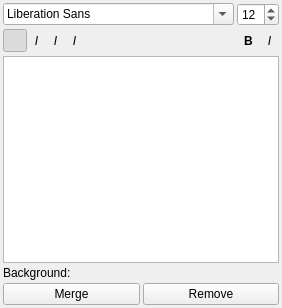
Before: the Qt Designer form src/client/ui/textsettings.ui in drawpile/Drawpile, drawn with Qt 5.
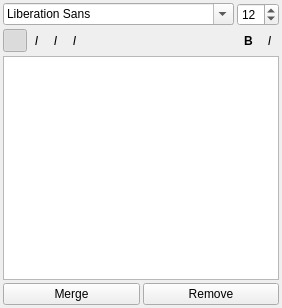
After: the same form once the commit is applied. Icons and pictures are not drawn. Custom widgets are drawn as their Qt base class.

Commit message: Fix annotation edit box UI bugs

What changed in the file:
```diff
--- a/src/client/ui/textsettings.ui
+++ b/src/client/ui/textsettings.ui
@@ -182,6 +182,32 @@
        </property>
       </spacer>
      </item>
+     <item>
+      <widget class="ColorButton" name="btnBackground">
+       <property name="minimumSize">
+        <size>
+         <width>24</width>
+         <height>24</height>
+        </size>
+       </property>
+       <property name="toolTip">
+        <string>Background color</string>
+       </property>
+       <property name="autoRaise">
+        <bool>true</bool>
+       </property>
+       <property name="color">
+        <color>
+         <red>0</red>
+         <green>0</green>
+         <blue>0</blue>
+        </color>
+       </property>
+       <property name="setAlpha" stdset="0">
+        <bool>true</bool>
+       </property>
+      </widget>
+     </item>
      <item>
       <widget class="ColorButton" name="btnTextColor">
        <property name="minimumSize">
@@ -190,6 +216,12 @@
          <height>24</height>
         </size>
        </property>
+       <property name="toolTip">
+        <string>Text color</string>
+       </property>
+       <property name="autoRaise">
+        <bool>true</bool>
+       </property>
        <property name="setAlpha" stdset="0">
         <bool>true</bool>
        </property>
@@ -251,37 +283,6 @@
    <item>
     <widget class="QTextEdit" name="content"/>
    </item>
-   <item>
-    <layout class="QHBoxLayout" name="horizontalLayout">
-     <item>
-      <widget class="QLabel" name="label_2">
-       <property name="text">
-        <string>Background:</string>
-       </property>
-      </widget>
-     </item>
-     <item>
-      <widget class="ColorButton" name="btnBackground">
-       <property name="minimumSize">
-        <size>
-         <width>24</width>
-         <height>0</height>
-        </size>
-       </property>
-       <property name="color">
-        <color>
-         <red>0</red>
-         <green>0</green>
-         <blue>0</blue>
-        </color>
-       </property>
-       <property name="setAlpha" stdset="0">
-        <bool>true</bool>
-       </property>
-      </widget>
-     </item>
-    </layout>
-   </item>
    <item>
     <layout class="QHBoxLayout">
      <item>
@@ -311,7 +312,7 @@
  <customwidgets>
   <customwidget>
    <class>ColorButton</class>
-   <extends>QWidget</extends>
+   <extends>QToolButton</extends>
    <header>widgets/colorbutton.h</header>
    <slots>
     <signal>colorChanged(QColor)</signal>
```
Left out of the diff: 38 changed lines with no effect on the pictures. The commit also changes 2 other files.
